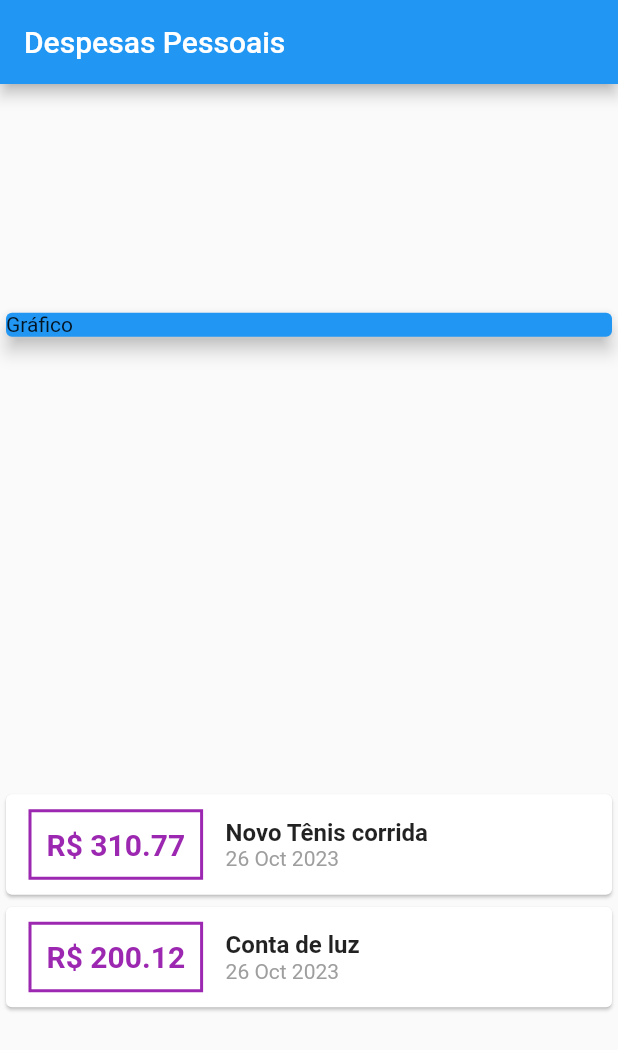
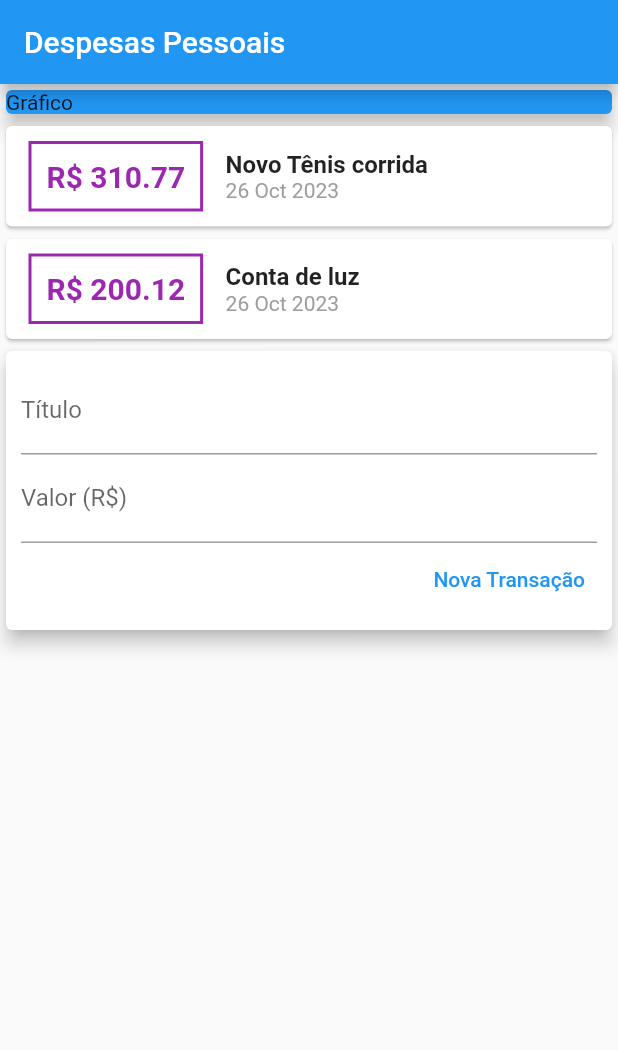
Before and after one commit to cesarfsgodoy/expenses, a Flutter app: the screen it shows after launch, on a phone screen of 412 x 824 dp. Shown: the top 1050 px of the screen. Run offline on Flutter 3.47's test engine with Material 2 defaults, Android fonts, the phone set to English and light mode, and no system bars.

```diff
--- /dev/null
+++ b/lib/components/transaction_form.dart
@@ -0,0 +1,46 @@
+import 'package:flutter/material.dart';
+
+class TransactionForm extends StatelessWidget {
+  //const MyWidget({super.key});
+
+  final titleController = TextEditingController();
+  final valueController = TextEditingController();
+
+  @override
+  Widget build(BuildContext context) {
+    return Card(
+      elevation: 5,
+      child: Padding(
+        padding: const EdgeInsets.all(10),
+        child: Column(
+          children: <Widget>[
+            TextField(
+              controller: titleController,
+              decoration: InputDecoration(
+                labelText: 'Título',
+              ),
+            ),
+            TextField(
+              controller: valueController,
+              decoration: InputDecoration(
+                labelText: 'Valor (R\$)',
+              ),
+            ),
+            Row(
+              mainAxisAlignment: MainAxisAlignment.end,
+              children: [
+                TextButton(
+                  child: Text('Nova Transação'),
+                  onPressed: () {
+                    print(titleController.text);
+                    print(valueController.text);
+                  },
+                ),
+              ],
+            )
+          ],
+        ),
+      ),
+    );
+  }
+}
--- /dev/null
+++ b/lib/components/transaction_list.dart
@@ -0,0 +1,62 @@
+import 'package:expenses/models/transaction.dart';
+import 'package:flutter/material.dart';
+import 'package:intl/intl.dart';
+
+class TransactionList extends StatelessWidget {
+  //const TransactionList({super.key});
+
+  final List<Transaction> transactions;
+  TransactionList(this.transactions);
+
+  @override
+  Widget build(BuildContext context) {
+    return Column(
+      children: transactions.map((tr) {
+        return Card(
+          child: Row(
+            children: <Widget>[
+              Container(
+                margin: EdgeInsets.symmetric(
+                  horizontal: 15,
+                  vertical: 10,
+                ),
+                decoration: BoxDecoration(
+                    border: Border.all(
+                  color: Colors.purple,
+                  width: 2,
+                )),
+                padding: EdgeInsets.all(10),
+                child: Text(
+                  'R\$ ${tr.value.toStringAsFixed(2)}',
+                  style: TextStyle(
+                    fontWeight: FontWeight.bold,
+                    fontSize: 20,
+                    color: Colors.purple,
+                  ),
+                ),
+              ),
+              Column(
+                crossAxisAlignment: CrossAxisAlignment.start,
+                children: <Widget>[
+                  Text(
+                    tr.title,
+                    style: TextStyle(
+                      fontSize: 16,
+                      fontWeight: FontWeight.bold,
+                    ),
+                  ),
+                  Text(
+                    DateFormat('d MMM y').format(tr.date),
+                    style: TextStyle(
+                      color: Colors.grey,
+                    ),
+                  )
+                ],
+              )
+            ],
+          ),
+        );
+      }).toList(),
+    );
+  }
+}
--- /dev/null
+++ b/lib/components/transaction_user.dart
@@ -0,0 +1,37 @@
+import 'package:flutter/material.dart';
+import 'transaction_form.dart';
+import 'transaction_list.dart';
+import '../models/transaction.dart';
+
+class TransactionUser extends StatefulWidget {
+  const TransactionUser({super.key});
+
+  @override
+  State<TransactionUser> createState() => _TransactionUserState();
+}
+
+class _TransactionUserState extends State<TransactionUser> {
+  final _transactions = [
+    Transaction(
+        id: 't1',
+        title: 'Novo Tênis corrida',
+        value: 310.77,
+        date: DateTime.now()),
+    Transaction(
+      id: 't2',
+      title: 'Conta de luz',
+      value: 200.12,
+      date: DateTime.now(),
+    ),
+  ];
+
+  @override
+  Widget build(BuildContext context) {
+    return Column(
+      children: [
+        TransactionList(_transactions),
+        TransactionForm(),
+      ],
+    );
+  }
+}
--- a/lib/main.dart
+++ b/lib/main.dart
@@ -1,6 +1,5 @@
-import 'package:expenses/models/transaction.dart';
 import 'package:flutter/material.dart';
-import 'package:intl/intl.dart';
+import 'components/transaction_user.dart';
 
 void main() => runApp(ExpensesApp());
 
@@ -12,15 +11,7 @@ class ExpensesApp extends StatelessWidget {
 }
 
 class MyHomePage extends StatelessWidget {
-  final _transactions = [
-    Transaction(
-        id: 't1',
-        title: 'Novo Tênis corrida',
-        value: 310.77,
-        date: DateTime.now()),
-    Transaction(
-        id: 't2', title: 'Conta de luz', value: 200.12, date: DateTime.now()),
-  ];
+
 
   @override
   Widget build(BuildContext context) {
@@ -29,7 +20,6 @@ class MyHomePage extends StatelessWidget {
         title: Text('Despesas Pessoais'),
       ),
       body: Column(
-        mainAxisAlignment: MainAxisAlignment.spaceAround,
         crossAxisAlignment: CrossAxisAlignment.stretch,
         children: <Widget>[
           Container(
@@ -40,54 +30,7 @@ class MyHomePage extends StatelessWidget {
               elevation: 5,
             ),
           ),
-          Column(
-            children: _transactions.map((tr) {
-              return Card(
-                child: Row(
-                  children: <Widget>[
-                    Container(
-                      margin: EdgeInsets.symmetric(
-                        horizontal: 15,
-                        vertical: 10,
-                      ),
-                      decoration: BoxDecoration(
-                          border: Border.all(
-                        color: Colors.purple,
-                        width: 2,
-                      )),
-                      padding: EdgeInsets.all(10),
-                      child: Text(
-                        'R\$ ${tr.value.toStringAsFixed(2)}',
-                        style: TextStyle(
-                          fontWeight: FontWeight.bold,
-                          fontSize: 20,
-                          color: Colors.purple,
-                        ),
-                      ),
-                    ),
-                    Column(
-                      crossAxisAlignment: CrossAxisAlignment.start,
-                      children: <Widget>[
-                        Text(
-                          tr.title,
-                          style: TextStyle(
-                            fontSize: 16,
-                            fontWeight: FontWeight.bold,
-                          ),
-                        ),
-                        Text(
-                          DateFormat('d MMM y').format(tr.date),
-                          style: TextStyle(
-                            color: Colors.grey,
-                          ),
-                        )
-                      ],
-                    )
-                  ],
-                ),
-              );
-            }).toList(),
-          )
+          TransactionUser(),
         ],
       ),
     );
```
